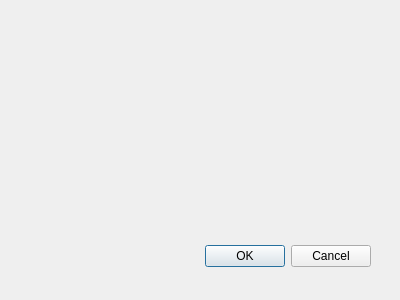
First picture: the form in plugins/profile_export/profile_export_dialog_base.ui, repository clementroussel/qgis, before the edit.
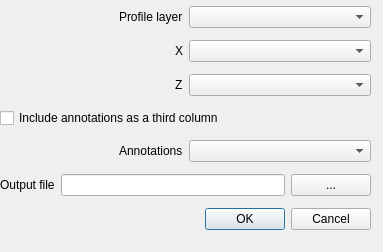
Second picture: the form after the edit.

Diff of the .ui file:
```diff
--- a/plugins/profile_export/profile_export_dialog_base.ui
+++ b/plugins/profile_export/profile_export_dialog_base.ui
@@ -1,32 +1,129 @@
 <ui version="4.0" >
  <class>ProfileExportDialogBase</class>
- <widget class="QDialog" name="ProfileExportDialogBase" >
-  <property name="geometry" >
+ <widget class="QDialog" name="ProfileExportDialogBase">
+  <property name="geometry">
    <rect>
     <x>0</x>
     <y>0</y>
-    <width>400</width>
-    <height>300</height>
+    <width>383</width>
+    <height>252</height>
    </rect>
   </property>
   <property name="windowTitle" >
    <string>Profile Export</string>
   </property>
-  <widget class="QDialogButtonBox" name="button_box" >
-   <property name="geometry" >
+  <widget class="QWidget" name="verticalLayoutWidget_2">
+   <property name="geometry">
     <rect>
-     <x>30</x>
-     <y>240</y>
-     <width>341</width>
-     <height>32</height>
+     <x>0</x>
+     <y>0</y>
+     <width>371</width>
+     <height>241</height>
     </rect>
    </property>
-   <property name="orientation" >
-    <enum>Qt::Horizontal</enum>
-   </property>
-   <property name="standardButtons" >
-    <set>QDialogButtonBox::Cancel|QDialogButtonBox::Ok</set>
-   </property>
+   <layout class="QVBoxLayout" name="verticalLayout_2">
+    <item>
+     <layout class="QHBoxLayout" name="horizontalLayout">
+      <item alignment="Qt::AlignRight|Qt::AlignVCenter">
+       <widget class="QLabel" name="label">
+        <property name="text">
+         <string>Profile layer</string>
+        </property>
+       </widget>
+      </item>
+      <item>
+       <widget class="QComboBox" name="layersComboBox"/>
+      </item>
+     </layout>
+    </item>
+    <item>
+     <layout class="QHBoxLayout" name="horizontalLayout_2">
+      <item alignment="Qt::AlignRight|Qt::AlignVCenter">
+       <widget class="QLabel" name="label_2">
+        <property name="text">
+         <string>X</string>
+        </property>
+       </widget>
+      </item>
+      <item>
+       <widget class="QComboBox" name="xComboBox"/>
+      </item>
+     </layout>
+    </item>
+    <item>
+     <layout class="QHBoxLayout" name="horizontalLayout_3">
+      <item alignment="Qt::AlignRight|Qt::AlignVCenter">
+       <widget class="QLabel" name="label_3">
+        <property name="text">
+         <string>Z</string>
+        </property>
+       </widget>
+      </item>
+      <item>
+       <widget class="QComboBox" name="zComboBox"/>
+      </item>
+     </layout>
+    </item>
+    <item>
+     <layout class="QHBoxLayout" name="horizontalLayout_4">
+      <item>
+       <widget class="QCheckBox" name="includeCheckBox">
+        <property name="text">
+         <string>Include annotations as a third column</string>
+        </property>
+       </widget>
+      </item>
+     </layout>
+    </item>
+    <item>
+     <layout class="QHBoxLayout" name="horizontalLayout_5">
+      <item alignment="Qt::AlignRight|Qt::AlignVCenter">
+       <widget class="QLabel" name="label_4">
+        <property name="text">
+         <string>Annotations</string>
+        </property>
+       </widget>
+      </item>
+      <item>
+       <widget class="QComboBox" name="annotationsComboBox"/>
+      </item>
+     </layout>
+    </item>
+    <item>
+     <layout class="QHBoxLayout" name="horizontalLayout_6">
+      <item alignment="Qt::AlignRight|Qt::AlignVCenter">
+       <widget class="QLabel" name="label_5">
+        <property name="text">
+         <string>Output file</string>
+        </property>
+       </widget>
+      </item>
+      <item>
+       <widget class="QLineEdit" name="pathLineEdit"/>
+      </item>
+      <item>
+       <widget class="QPushButton" name="pathPushButton">
+        <property name="text">
+         <string>...</string>
+        </property>
+        <property name="autoDefault">
+         <bool>false</bool>
+        </property>
+       </widget>
+      </item>
+     </layout>
+    </item>
+    <item>
+     <widget class="QDialogButtonBox" name="button_box">
+      <property name="orientation">
+       <enum>Qt::Horizontal</enum>
+      </property>
+      <property name="standardButtons">
+       <set>QDialogButtonBox::Cancel|QDialogButtonBox::Ok</set>
+      </property>
+     </widget>
+    </item>
+   </layout>
   </widget>
  </widget>
  <resources/>
```
Left out of the diff: 29 changed lines with no effect on the pictures.
